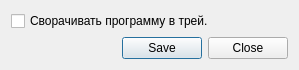
The window that OptionsDialog/optionsdialog.ui (rust3128/HotLinePTS) describes before a commit, drawn with Qt 5.
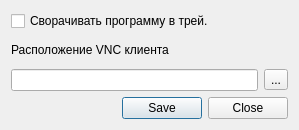
The same window after the commit. Icons and pictures are not drawn.

What changed in the file:
```diff
--- a/OptionsDialog/optionsdialog.ui
+++ b/OptionsDialog/optionsdialog.ui
@@ -7,7 +7,7 @@
     <x>0</x>
     <y>0</y>
     <width>299</width>
-    <height>65</height>
+    <height>130</height>
    </rect>
   </property>
   <property name="windowTitle">
@@ -18,14 +18,31 @@
     <normaloff>:/Images/options.png</normaloff>:/Images/options.png</iconset>
   </property>
   <layout class="QGridLayout" name="gridLayout">
-   <item row="0" column="0">
+   <item row="2" column="0">
+    <widget class="QLineEdit" name="lineEditVNClient"/>
+   </item>
+   <item row="2" column="1">
+    <widget class="QToolButton" name="toolButtonFindVNC">
+     <property name="text">
+      <string>...</string>
+     </property>
+    </widget>
+   </item>
+   <item row="1" column="0" colspan="2">
+    <widget class="QLabel" name="labelVNClient">
+     <property name="text">
+      <string>Расположение VNC клиента</string>
+     </property>
+    </widget>
+   </item>
+   <item row="0" column="0" colspan="2">
     <widget class="QCheckBox" name="checkBoxTray">
      <property name="text">
       <string>Сворачивать программу в трей.</string>
      </property>
     </widget>
    </item>
-   <item row="1" column="0">
+   <item row="3" column="0" colspan="2">
     <widget class="QDialogButtonBox" name="buttonBox">
      <property name="standardButtons">
       <set>QDialogButtonBox::Close|QDialogButtonBox::Save</set>
```
Left out of the diff: 6 changed lines with no effect on the pictures.
